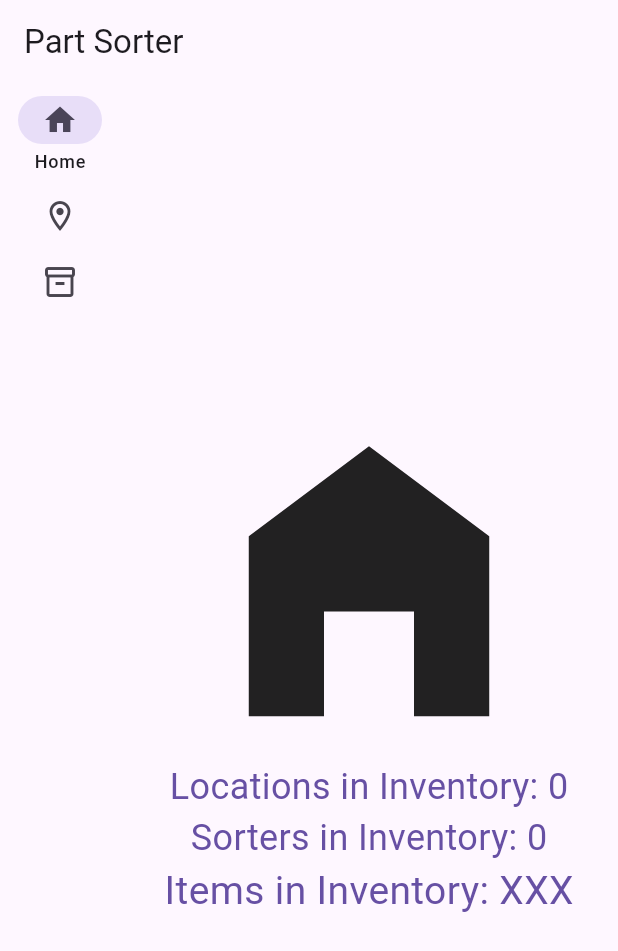
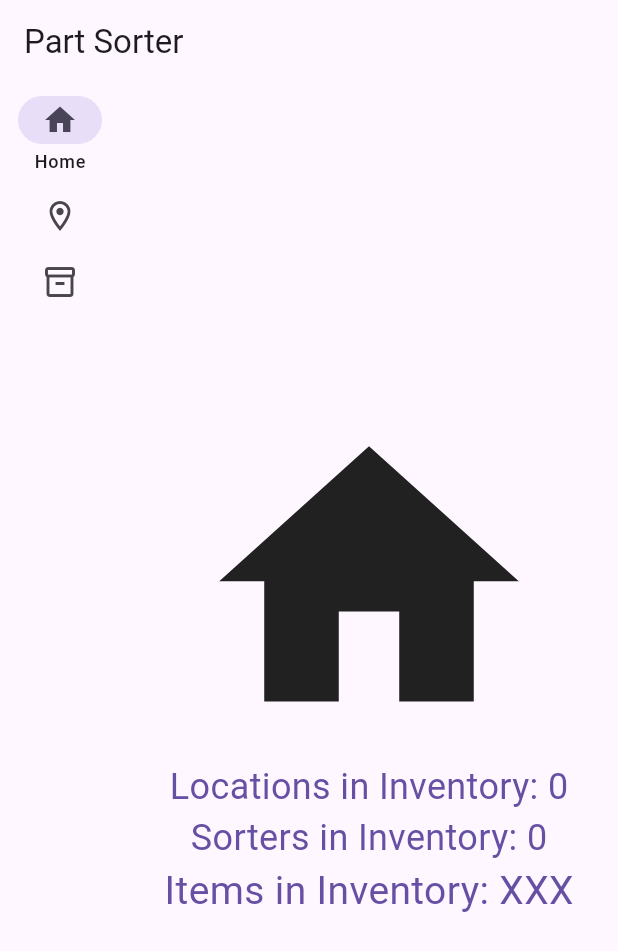
Before and after one commit to meowmeowahr/PartsInventoryFrontend, a Flutter app: the screen it shows after launch, on a phone screen of 412 x 824 dp. Shown: the top 951 px of the screen. Run offline on Flutter 3.47's test engine with Material 3 defaults, Android fonts, the phone set to English and light mode, and no system bars; missing offline and left inert: material_tag_editor; network calls fail.

Commit message:
Use better home icon

```diff
--- a/lib/main.dart
+++ b/lib/main.dart
@@ -300,7 +300,7 @@ class MyHomePageState extends State<MyHomePage> {
           child: Column(
             children: [
               const Icon(
-                Icons.home_filled,
+                Icons.home,
                 size: 240,
               ),
               Text(
```
